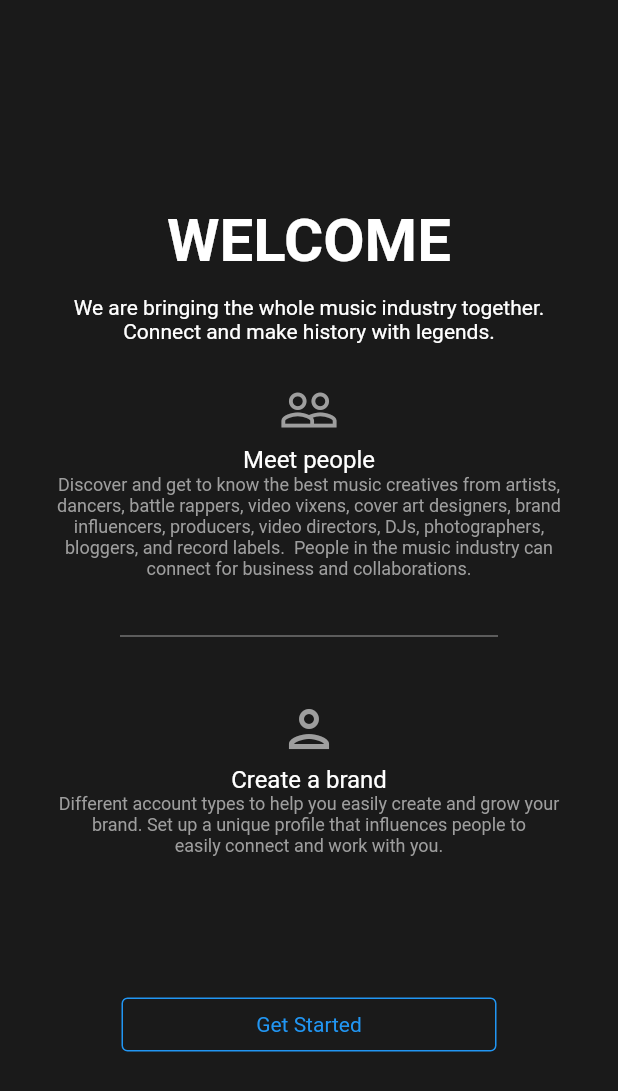
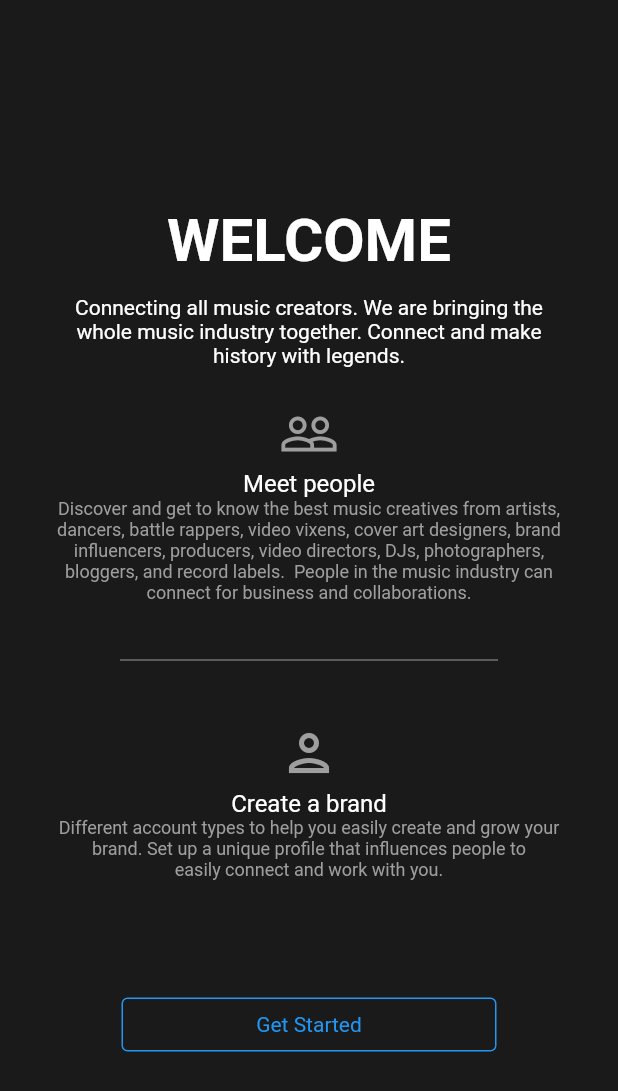
Before and after one commit to bars-opus/Bars_Impression, a Flutter app: the screen it shows after launch, on a phone screen of 412 x 824 dp. Shown: the top 1091 px of the screen. Run offline on Flutter 3.47's test engine with Material 2 defaults, Android fonts, the phone set to English and light mode, and no system bars; drawn by our look-alikes of animated_text_kit; our stand-ins replace another_flushbar, avatar_glow, cached_network_image, cloud_firestore, connectivity_plus, email_validator and 24 more; missing offline and left inert: animator, maps_launcher, random_color; accounts and stored records are empty.

Commit message:
android publishing 25th july
android app publishing version 4

```diff
--- a/lib/auth_screens/intro.dart
+++ b/lib/auth_screens/intro.dart
@@ -112,7 +112,7 @@ class _IntroState extends State<Intro> {
                               children: [
                                 TextSpan(
                                     text:
-                                        'We are bringing the whole music industry together. Connect and make history with legends.',
+                                        'Connecting all music creators. We are bringing the whole music industry together. Connect and make history with legends.',
                                     style: TextStyle(
                                       fontSize: 14,
                                       color: Colors.white,
@@ -135,7 +135,6 @@ class _IntroState extends State<Intro> {
                               ),
                             ),
                           ),
-                          // SizedBox(height: 20),
                           ShakeTransition(
                             child: WelcomeInfo(
                               title: 'Create a brand',
@@ -148,7 +147,6 @@ class _IntroState extends State<Intro> {
                               ),
                             ),
                           ),
-
                           ShakeTransition(
                             child: WelcomeInfo(
                               title: 'What is on your mind?',
--- a/lib/general/pages/chats/chat_messages.dart
+++ b/lib/general/pages/chats/chat_messages.dart
@@ -398,9 +398,6 @@ class _ChatMessageScreenState extends State<ChatMessageScreen> {
           feedback: Padding(
             padding: EdgeInsets.only(
                 top: message.imageUrl.isEmpty ? 8.0 : width / 4),
-            child: ShakeTransition(
-              curve: Curves.easeInOutBack,
-              offset: -140.0,
             child: Container(
               decoration: BoxDecoration(
                   color: currentUserId == message.authorId
@@ -414,7 +411,6 @@ class _ChatMessageScreenState extends State<ChatMessageScreen> {
                   color: currentUserId == message.authorId
                       ? Colors.grey
                       : Colors.white,
-                  ),
                 ),
               ),
             ),
@@ -451,7 +447,7 @@ class _ChatMessageScreenState extends State<ChatMessageScreen> {
                             duration: Duration(milliseconds: 800),
                             height: null,
                             width: _dragging ? width - 50 : width,
-                            color: Colors.red,
+                            color: Colors.transparent,
                             child: Container(
                               width: double.infinity,
                               decoration: BoxDecoration(
--- a/lib/general/pages/discover/discover_user.dart
+++ b/lib/general/pages/discover/discover_user.dart
@@ -247,7 +247,7 @@ class _locationTab extends StatelessWidget {
     return user == null
         ? SizedBox.shrink()
         : Padding(
-            padding: const EdgeInsets.symmetric(horizontal: 12.0),
+            padding: const EdgeInsets.only(left: 12.0, right: 12, top: 12),
             child: FadeAnimation(
               1,
               Container(
--- a/lib/general/pages/discover/discover_user_location/fetching_location.dart
+++ b/lib/general/pages/discover/discover_user_location/fetching_location.dart
@@ -123,7 +123,7 @@ class _FetchingLocationState extends State<FetchingLocation> {
                 child: NoContents(
                   icon: (Icons.location_on),
                   title: 'Fetching Live Location',
-                  subTitle: 'Just a moment, please wait',
+                  subTitle: 'Just a moment...',
                 ),
               ),
               const SizedBox(height: 3),
--- a/lib/general/pages/forum_and_blog/forum/forum_page.dart
+++ b/lib/general/pages/forum_and_blog/forum/forum_page.dart
@@ -179,7 +179,7 @@ class _ForumPageState extends State<ForumPage>
                                   ),
                                 )
                               : Center(
-                                  child: UserSchimmer(),
+                                  child: ForumSchimmer(),
                                 ),
                     ),
                   ),
--- a/lib/general/pages/profile/edit/edit_profile.dart
+++ b/lib/general/pages/profile/edit/edit_profile.dart
@@ -703,6 +703,7 @@ class _EditProfileScreenState extends State<EditProfileScreen> {
                               ),
                               textAlign: TextAlign.center,
                             ),
+                            SizedBox(height: 40),
                           ],
                         ))),
               ),
--- a/lib/services/auth_reset_password.dart
+++ b/lib/services/auth_reset_password.dart
@@ -37,6 +37,7 @@ class AuthPassWord {
       await _auth.sendPasswordResetEmail(
         email: email,
       );
+      Navigator.pop(context);
       Flushbar(
         maxWidth: MediaQuery.of(context).size.width,
         margin: EdgeInsets.all(8),
```
Also changed, not shown: 1 other file. Lines whose indentation alone changed are shown as unchanged.
